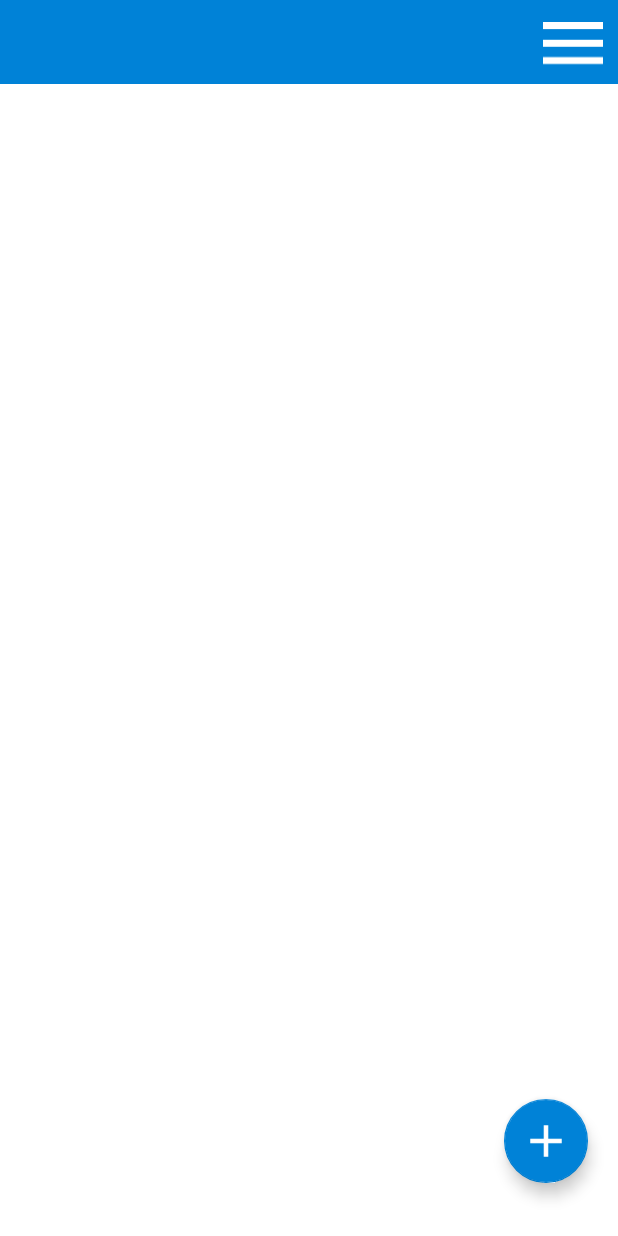
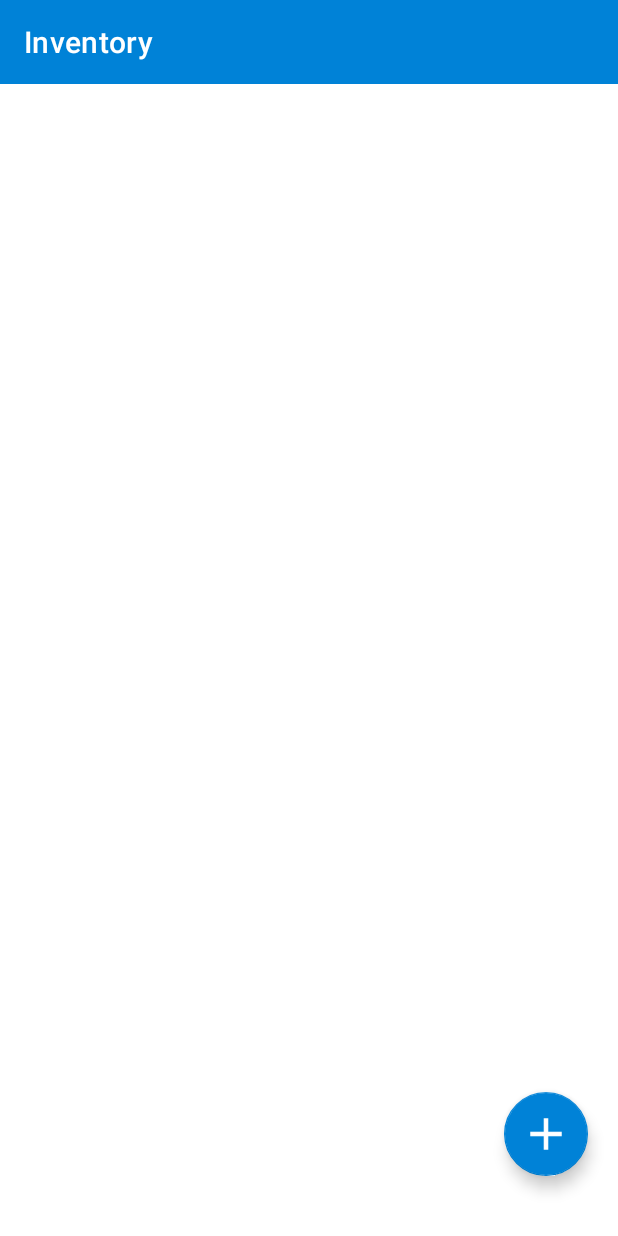
Before and after one commit to samgomez05/CS-360_Project, an Android app: the layout activity_main.xml on its own in the app's theme, with its tools: preview values and no code run, on a phone screen of 412 x 824 dp. Run offline under Robolectric (Android 15) with nearby library versions, the phone set to English and light mode, and no system bars.

Commit message:
Setup SupportActionToolbar with created one in views. Added popup menu feature with items in preparation for grid view switch option.

```diff
--- a/app/src/main/res/layout/activity_login.xml
+++ b/app/src/main/res/layout/activity_login.xml
@@ -13,6 +13,7 @@
         android:background="?attr/colorPrimary"
         android:minHeight="?attr/actionBarSize"
         android:theme="?attr/actionBarTheme"
+        app:title=" "
         app:layout_constraintTop_toTopOf="parent"/>
 
 
@@ -24,7 +25,7 @@
         app:layout_constraintEnd_toEndOf="parent"
         app:layout_constraintTop_toTopOf="parent"
         app:layout_constraintBottom_toBottomOf="parent"
-        app:layout_constraintHeight_percent="0.75">
+        app:layout_constraintHeight_percent="0.80">
 
         <TextView
             android:id="@+id/company_name"
@@ -40,7 +41,7 @@
             android:id="@+id/username_field"
             android:layout_width="0dp"
             android:layout_height="50dp"
-            android:hint="Email"
+            android:hint="Username/Email"
             app:layout_constraintTop_toBottomOf="@id/company_name"
             app:layout_constraintStart_toStartOf="parent"
             app:layout_constraintEnd_toEndOf="parent"
@@ -64,6 +65,7 @@
             android:id="@+id/login_button"
             android:layout_width="150dp"
             android:layout_height="wrap_content"
+            android:layout_marginTop="10dp"
             android:text="Login"
             app:layout_constraintTop_toBottomOf="@id/password_field"
             app:layout_constraintStart_toStartOf="parent"
--- a/app/src/main/res/layout/activity_main.xml
+++ b/app/src/main/res/layout/activity_main.xml
@@ -1,6 +1,7 @@
 <?xml version="1.0" encoding="utf-8"?>
 <androidx.constraintlayout.widget.ConstraintLayout xmlns:android="http://schemas.android.com/apk/res/android"
     xmlns:app="http://schemas.android.com/apk/res-auto"
+    xmlns:tools="http://schemas.android.com/tools"
     android:id="@+id/main"
     android:layout_width="match_parent"
     android:layout_height="match_parent">
@@ -11,38 +12,26 @@
         android:layout_height="wrap_content"
         android:background="?attr/colorPrimary"
         android:minHeight="?attr/actionBarSize"
-        android:textColor="@android:color/white"
         android:theme="?attr/actionBarTheme"
-        app:layout_constraintTop_toTopOf="parent" />
+        app:title="Inventory"
+        app:titleTextColor="@color/white"
+        app:layout_constraintTop_toTopOf="parent"
+        app:layout_constraintStart_toStartOf="parent"
+        app:layout_constraintEnd_toEndOf="parent"/>
 
     <com.google.android.material.floatingactionbutton.FloatingActionButton
         android:id="@+id/fab_main"
         android:layout_width="wrap_content"
         android:layout_height="wrap_content"
-        android:layout_gravity="end|bottom"
-        android:layout_marginBottom="35dp"
+        android:layout_marginBottom="40dp"
         android:layout_marginEnd="20dp"
         android:clickable="true"
         android:minHeight="?attr/actionBarSize"
-        android:theme="?attr/actionBarTheme"
-        app:tint="#FFFFFF"
+        app:srcCompat="@mipmap/_326505_add"
+        app:tint="@color/white"
         app:layout_constraintBottom_toBottomOf="parent"
         app:layout_constraintRight_toRightOf="parent"
-        app:srcCompat="@mipmap/_326505_add" />
-
-    <!-- Menu button for operator security. Possible need if it's a shared device -->
-    <ImageButton
-        android:id="@+id/menu_button"
-        android:layout_width="50dp"
-        android:layout_height="50dp"
-        android:background="#00FFFFFF"
-        android:src="@mipmap/_326672_menu"
-        android:paddingEnd="12dp"
-        app:tint="#FFFFFF"
-        app:layout_constraintBottom_toBottomOf="@id/toolbar_main"
-        app:layout_constraintEnd_toEndOf="@id/toolbar_main"
-        app:layout_constraintTop_toTopOf="@id/toolbar_main"
-        app:layout_constraintVertical_bias="0.5" />
+        tools:ignore="ContentDescription" />
 
     <!-- ScrollView implemented with nest GridLayout for large amount of items in inventory -->
     <ScrollView
--- a/app/src/main/res/values/themes.xml
+++ b/app/src/main/res/values/themes.xml
@@ -1,6 +1,6 @@
 <resources xmlns:tools="http://schemas.android.com/tools">
     <!-- Base application theme. -->
-    <style name="Theme.InventoryApp" parent="Theme.MaterialComponents.DayNight.DarkActionBar">
+    <style name="Theme.InventoryApp" parent="Theme.MaterialComponents.DayNight.NoActionBar">
         <!-- Primary brand color. -->
         <item name="colorPrimary">#0082D7</item>
         <item name="colorPrimaryVariant">#0082D7</item>
@@ -12,5 +12,6 @@
         <!-- Status bar color. -->
         <item name="android:statusBarColor">?attr/colorPrimaryVariant</item>
         <!-- Customize your theme here. -->
+        <item name="overlapAnchor">false</item>
     </style>
 </resources>
```
Also changed, not shown: app/src/main/java/com/snhu/cs360/inventoryapp/LoginActivity.java (+5 -2 lines), app/src/main/java/com/snhu/cs360/inventoryapp/MainActivity.java (+36 -6 lines), app/src/main/res/menu/dialog_main_menu.xml (added, +24 -0 lines).
